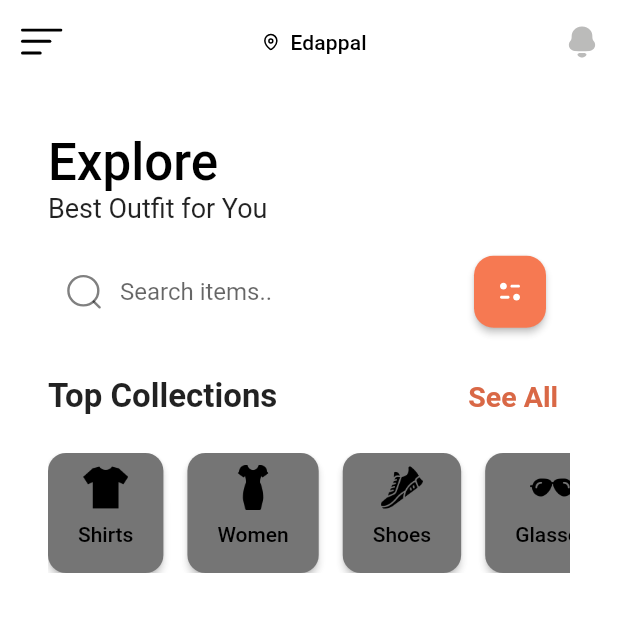
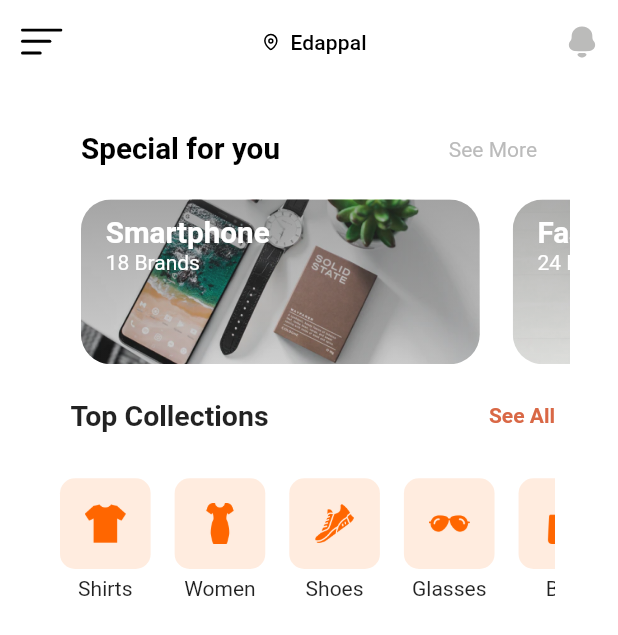
Before and after one commit to bijith-git/ecommerceapp, a Flutter app: the HomeScreen screen opened by its route, on a phone screen of 412 x 824 dp. Shown: the top 635 px of the screen. Run offline on Flutter 3.47's test engine with Material 2 defaults, Android fonts, the phone set to English and light mode, and no system bars; our stand-ins replace file_picker, flutter_svg, google_nav_bar, shared_preferences; accounts and stored records are empty.

Commit message:
minor changes

```diff
--- a/lib/constants/global_variables.dart
+++ b/lib/constants/global_variables.dart
@@ -1,6 +1,7 @@
 import 'package:flutter/material.dart';
 
 String uri = 'http://192.168.18.19:3000';
+
 
 class GlobalVariables {
   // COLORS
--- a/lib/features/home/screens/home_screen.dart
+++ b/lib/features/home/screens/home_screen.dart
@@ -1,5 +1,5 @@
 import 'package:ecommerceapp/features/home/widgets/category.dart';
-import 'package:ecommerceapp/features/home/widgets/search_form.dart';
+import 'package:ecommerceapp/features/home/widgets/special_offer.dart';
 import 'package:ecommerceapp/features/home/widgets/top_collections.dart';
 import 'package:flutter/material.dart';
 import 'package:flutter_svg/flutter_svg.dart';
@@ -54,36 +54,16 @@ class _HomeScreenState extends State<HomeScreen> {
           padding: const EdgeInsets.all(16),
           child: Column(
             crossAxisAlignment: CrossAxisAlignment.start,
-            children: [
-              Text(
-                'Explore',
-                style: Theme.of(context)
-                    .textTheme
-                    .headline4!
-                    .copyWith(fontWeight: FontWeight.w500, color: Colors.black),
+            children: const [
+              SpecialOffers(),
+              SizedBox(
+                height: 10,
               ),
-              const Text(
-                "Best Outfit for You",
-                style: TextStyle(fontSize: 18),
+              TopCollection(),
+              SizedBox(
+                height: 10,
               ),
-              const Padding(
-                padding: EdgeInsets.symmetric(vertical: 16),
-                child: SearchForm(outlineInputBorder: outlineInputBorder),
-              ),
-              const TopCollection(),
-              const SizedBox(
-                height: 14,
-              ),
-              Catergories(),
-              const SizedBox(
-                height: 16,
-              ),
-              // const NewArrival(),
-              const SizedBox(
-                height: 16,
-              ),
-
-              // const PopularCard()
+              Categories(),
             ],
           ),
         ),
--- a/lib/features/home/widgets/card_button.dart
+++ /dev/null
@@ -1,59 +0,0 @@
-// ignore_for_file: public_member_api_docs, sort_constructors_first
-import 'package:flutter/material.dart';
-
-import 'package:ecommerceapp/constants/global_variables.dart';
-
-class CardButton extends StatefulWidget {
-  const CardButton({
-    Key? key,
-    required this.title,
-    required this.icon,
-  }) : super(key: key);
-
-  // final VoidCallback fun;
-
-  final String title;
-  final String icon;
-
-  @override
-  State<CardButton> createState() => _CardButtonState();
-}
-
-class _CardButtonState extends State<CardButton> {
-  bool isSelected = false;
-  @override
-  Widget build(BuildContext context) {
-    return ElevatedButton(
-      onPressed: () {
-        setState(() {
-          isSelected = !isSelected;
-        });
-      },
-      style: ElevatedButton.styleFrom(
-          backgroundColor: isSelected ? GlobalVariables.primaryColor : Colors.grey[600],
-          shape: const RoundedRectangleBorder(
-              borderRadius: BorderRadius.all(Radius.circular(12)))),
-      child: Padding(
-        padding:
-            const EdgeInsets.symmetric(horizontal: 16 / 4, vertical: 16 / 2),
-        child: Column(
-          children: [
-            Image.asset(
-              widget.icon,
-              width: 30,
-              height: 30,
-              color: isSelected ? Colors.white : Colors.black,
-            ),
-            const SizedBox(
-              height: 16 / 2,
-            ),
-            Text(
-              widget.title,
-              style: TextStyle(color: isSelected ? Colors.white : Colors.black),
-            )
-          ],
-        ),
-      ),
-    );
-  }
-}
--- a/lib/features/home/widgets/category.dart
+++ b/lib/features/home/widgets/category.dart
@@ -1,64 +1,96 @@
-import 'package:ecommerceapp/features/home/widgets/card_button.dart';
 import 'package:flutter/material.dart';
 
-class Catergories extends StatelessWidget {
-  Catergories({
-    Key? key,
-  }) : super(key: key);
+class Categories extends StatelessWidget {
+  const Categories({super.key});
 
-  final List democategories = [
-    {"icon": "assets/icons/shirt.png", "title": "Shirts", "isSelected": true},
+  @override
+  Widget build(BuildContext context) {
+    List<Map<String, dynamic>> categories = [
+      {
+        "icon": "assets/icons/shirt.png",
+        "title": "Shirts",
+      },
       {
         "icon": "assets/icons/women-dress.png",
         "title": "Women",
-      "isSelected": false
       },
       {
         "icon": "assets/icons/sneakers.png",
         "title": "Shoes",
-      "isSelected": false
       },
       {
         "icon": "assets/icons/sun-glasses.png",
         "title": "Glasses",
-      "isSelected": false
       },
-    {"icon": "assets/icons/bag.png", "title": "Bag", "isSelected": false},
+      {
+        "icon": "assets/icons/bag.png",
+        "title": "Bag",
+      },
     ];
+    return Row(
+        mainAxisAlignment: MainAxisAlignment.spaceBetween,
+        crossAxisAlignment: CrossAxisAlignment.start,
+        children: [
+          SizedBox(
+            height: 120,
+            width: MediaQuery.of(context).size.width * 0.82,
+            child: ListView.builder(
+                physics: const BouncingScrollPhysics(),
+                scrollDirection: Axis.horizontal,
+                itemCount: categories.length,
+                itemBuilder: (context, i) {
+                  return Padding(
+                    padding: const EdgeInsets.all(8.0),
+                    child: CategoryCard(
+                      icon: categories[i]["icon"],
+                      text: categories[i]["title"],
+                      press: () {},
+                    ),
+                  );
+                }),
+          )
+        ]);
+  }
+}
+
+class CategoryCard extends StatelessWidget {
+  const CategoryCard({
+    Key? key,
+    required this.icon,
+    required this.text,
+    required this.press,
+  }) : super(key: key);
+
+  final String? icon, text;
+  final GestureTapCallback press;
 
   @override
   Widget build(BuildContext context) {
-    return SizedBox(
-      height: 80,
-      child: ListView.builder(
-          itemCount: democategories.length,
-          physics: const BouncingScrollPhysics(),
-          scrollDirection: Axis.horizontal,
-          itemBuilder: (context, i) {
-            return Padding(
-              padding: const EdgeInsets.only(right: 16),
-              child: CardButton(
-                title: democategories[i]["title"],
-                icon: democategories[i]["icon"],
+    var width = MediaQuery.of(context).size.width;
+    return GestureDetector(
+      onTap: press,
+      child: SizedBox(
+        width: (55 / 375.0) * width,
+        child: Column(
+          children: [
+            Container(
+              padding: EdgeInsets.all((15 / 375.0) * width),
+              height: (55 / 375.0) * width,
+              width: (55 / 375.0) * width,
+              decoration: BoxDecoration(
+                color: const Color(0xFFFFECDF),
+                borderRadius: BorderRadius.circular(10),
+              ),
+              child: Image.asset(
+                icon!,
+                color: const Color.fromARGB(255, 255, 102, 0),
+              ),
+            ),
+            const SizedBox(height: 5),
+            Text(text!, textAlign: TextAlign.center)
+          ],
+        ),
       ),
     );
-          }),
-    );
-
-    // SingleChildScrollView(
-    //   physics: const BouncingScrollPhysics(),
-    //   scrollDirection: Axis.horizontal,
-    //   child: Row(
-    //       children: List.generate(
-    //     democategories.length,
-    //     (index) => Padding(
-    //       padding: const EdgeInsets.only(right: 16),
-    //       child: CardButton(
-    //         title: democategories[index]["title"],
-    //         icon: democategories[index]["icon"],
-    //       ),
-    //     ),
-    //   )),
-    // );
   }
 }
--- /dev/null
+++ b/lib/features/home/widgets/section_title.dart
@@ -0,0 +1,37 @@
+import 'package:flutter/material.dart';
+
+class SectionTitle extends StatelessWidget {
+  const SectionTitle({
+    Key? key,
+    required this.title,
+    required this.press,
+  }) : super(key: key);
+
+  final String title;
+  final GestureTapCallback press;
+
+  @override
+  Widget build(BuildContext context) {
+    var width = MediaQuery.of(context).size.width;
+    return Row(
+      mainAxisAlignment: MainAxisAlignment.spaceBetween,
+      children: [
+        Text(
+          title,
+          style: TextStyle(
+            fontWeight: FontWeight.bold,
+            fontSize: (18 / 375.0) * width,
+            color: Colors.black,
+          ),
+        ),
+        GestureDetector(
+          onTap: press,
+          child: const Text(
+            "See More",
+            style: TextStyle(color: Color(0xFFBBBBBB)),
+          ),
+        ),
+      ],
+    );
+  }
+}
--- /dev/null
+++ b/lib/features/home/widgets/special_offer.dart
@@ -0,0 +1,119 @@
+import 'package:flutter/material.dart';
+import 'section_title.dart';
+
+class SpecialOffers extends StatelessWidget {
+  const SpecialOffers({
+    Key? key,
+  }) : super(key: key);
+
+  @override
+  Widget build(BuildContext context) {
+    var width = MediaQuery.of(context).size.width;
+    return Column(
+      children: [
+        Padding(
+          padding: EdgeInsets.symmetric(horizontal: (20 / 375.0) * width),
+          child: SectionTitle(
+            title: "Special for you",
+            press: () {},
+          ),
+        ),
+        SizedBox(height: (20 / 375.0) * width),
+        SingleChildScrollView(
+          physics: BouncingScrollPhysics(),
+          scrollDirection: Axis.horizontal,
+          child: Row(
+            children: [
+              SpecialOfferCard(
+                image: "assets/images/image_banner_2.png",
+                category: "Smartphone",
+                numOfBrands: 18,
+                press: () {},
+              ),
+              SpecialOfferCard(
+                image: "assets/images/image_banner_3.png",
+                category: "Fashion",
+                numOfBrands: 24,
+                press: () {},
+              ),
+              SizedBox(width: (20 / 375.0) * width),
+            ],
+          ),
+        ),
+      ],
+    );
+  }
+}
+
+class SpecialOfferCard extends StatelessWidget {
+  const SpecialOfferCard({
+    Key? key,
+    required this.category,
+    required this.image,
+    required this.numOfBrands,
+    required this.press,
+  }) : super(key: key);
+
+  final String category, image;
+  final int numOfBrands;
+  final GestureTapCallback press;
+
+  @override
+  Widget build(BuildContext context) {
+    var width = MediaQuery.of(context).size.width;
+    return Padding(
+      padding: EdgeInsets.only(left: (20 / 375.0) * width),
+      child: GestureDetector(
+        onTap: press,
+        child: SizedBox(
+          width: (242 / 375.0) * width,
+          height: (100 / 375.0) * width,
+          child: ClipRRect(
+            borderRadius: BorderRadius.circular(20),
+            child: Stack(
+              children: [
+                Image.asset(
+                  image,
+                  fit: BoxFit.cover,
+                ),
+                Container(
+                  decoration: BoxDecoration(
+                    gradient: LinearGradient(
+                      begin: Alignment.topCenter,
+                      end: Alignment.bottomCenter,
+                      colors: [
+                        const Color(0xFF343434).withOpacity(0.4),
+                        const Color(0xFF343434).withOpacity(0.15),
+                      ],
+                    ),
+                  ),
+                ),
+                Padding(
+                  padding: EdgeInsets.symmetric(
+                    horizontal: (15.0 / 375.0) * width,
+                    vertical: (10 / 375.0) * width,
+                  ),
+                  child: Text.rich(
+                    TextSpan(
+                      style: const TextStyle(color: Colors.white),
+                      children: [
+                        TextSpan(
+                          text: "$category\n",
+                          style: TextStyle(
+                            fontSize: (18 / 375.0) * width,
+                            fontWeight: FontWeight.bold,
+                          ),
+                        ),
+                        TextSpan(text: "$numOfBrands Brands")
+                      ],
+                    ),
+                  ),
+                ),
+              ],
+            ),
+          ),
+        ),
+      ),
+    );
+  }
+}
--- a/lib/features/home/widgets/top_collections.dart
+++ b/lib/features/home/widgets/top_collections.dart
@@ -9,9 +9,12 @@ class TopCollection extends StatelessWidget {
     return Row(
       mainAxisAlignment: MainAxisAlignment.spaceBetween,
       children: [
-        const Text(
-          "Top Collections",
-          style: TextStyle(fontWeight: FontWeight.bold, fontSize: 22),
+        Padding(
+          padding: const EdgeInsets.symmetric(horizontal: 15),
+          child: const Text(
+            "Top Collections",
+            style: TextStyle(fontWeight: FontWeight.bold, fontSize: 19),
+          ),
         ),
         TextButton(
             onPressed: () {},
@@ -19,7 +22,7 @@ class TopCollection extends StatelessWidget {
                 style: TextStyle(
                     fontWeight: FontWeight.bold,
                     color: GlobalVariables.primaryColor,
-                    fontSize: 19)))
+                    fontSize: 14)))
       ],
     );
   }
```
Also changed, not shown: assets/images/image_banner_2.png (added), assets/images/image_banner_3.png (added). Lines whose indentation alone changed are shown as unchanged.
